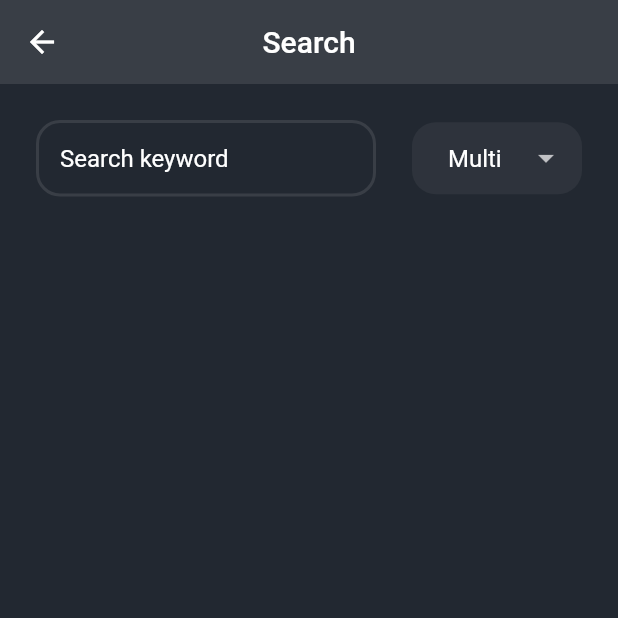
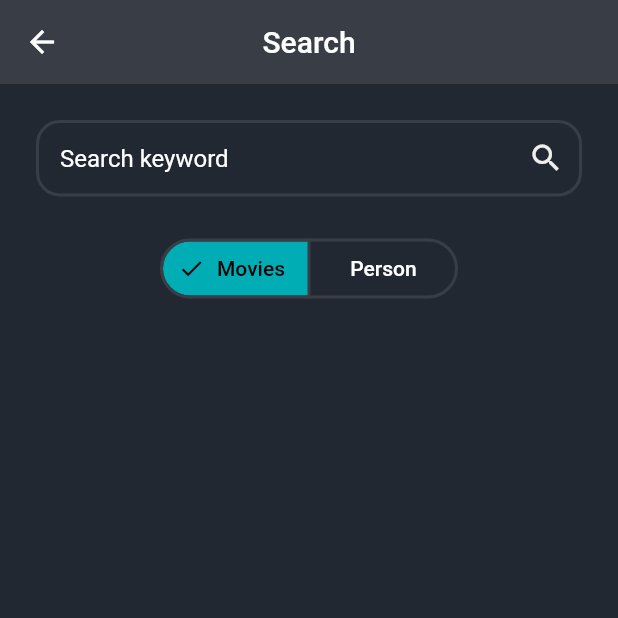
Before and after one commit to YasserMahmoud1/movies_wallet, a Flutter app: the SearchView screen opened directly, on a phone screen of 412 x 824 dp, the top half of it. Run offline on Flutter 3.47's test engine with Material 2 defaults, Android fonts, the phone set to English and light mode, and no system bars; our stand-ins replace bloc, flutter_bloc, youtube_player_iframe; network calls fail.

Commit message:
make some changes to design

```diff
--- a/lib/features/home/presentation/views/search/search_view.dart
+++ b/lib/features/home/presentation/views/search/search_view.dart
@@ -1,6 +1,5 @@
 import 'package:flutter/material.dart';
-
-import '../../../../../manager.dart';
+import 'package:movies_wallet/manager.dart';
 
 class SearchView extends StatelessWidget {
   const SearchView({Key? key}) : super(key: key);
@@ -16,22 +15,58 @@ class SearchView extends StatelessWidget {
         children: [
           Padding(
             padding: EdgeInsets.all(24),
-            child: Row(
-              children: [
-                Expanded(
-                  flex: 2,
-                  child: SearchField(),
-                ),
-                SizedBox(width: 24),
-                Expanded(
-                  flex: 1,
-                  child: DropDown(),
-                )
-              ],
-            ),
-          )
+            child: SearchField(),
+          ),
+          Segment(),
         ],
       ),
+    );
+  }
+}
+
+class Segment extends StatefulWidget {
+  const Segment({
+    super.key,
+  });
+
+  @override
+  State<Segment> createState() => _SegmentState();
+}
+
+class _SegmentState extends State<Segment> {
+  String selectedSegment = "Movies";
+
+  @override
+  Widget build(BuildContext context) {
+    return SegmentedButton(
+      style: ButtonStyle(
+        backgroundColor: MaterialStateProperty.resolveWith<Color>(
+          (Set<MaterialState> states) {
+            if (states.contains(MaterialState.selected)) {
+              return ColorManager.blues;
+            }
+            return Colors.transparent;
+          },
+        ),
+        side: MaterialStateProperty.all(
+            const BorderSide(color: ColorManager.lightBlacks, width: 2)),
+      ),
+      segments: const [
+        ButtonSegment(
+          label: Text("Movies"),
+          value: "Movies",
+        ),
+        ButtonSegment(
+          label: Text("Person"),
+          value: "Person",
+        ),
+      ],
+      selected: {selectedSegment},
+      onSelectionChanged: (value) {
+        setState(() {
+          selectedSegment = value.first;
+        });
+      },
     );
   }
 }
@@ -44,70 +79,16 @@ class SearchField extends StatelessWidget {
   @override
   Widget build(BuildContext context) {
     return TextFormField(
-      decoration: const InputDecoration(
-        border: OutlineInputBorder(
-          borderSide: BorderSide(
-            color: Colors.red,
-          ),
-        ),
+      decoration: InputDecoration(
+        border: const OutlineInputBorder(),
         hintText: "Search keyword",
+        suffixIcon: IconButton(
+            icon: const Icon(
+              Icons.search,
+              color: ColorManager.whites,
+            ),
+            onPressed: () {}),
       ),
     );
   }
 }
-
-class DropDown extends StatefulWidget {
-  const DropDown({
-    super.key,
-  });
-
-  @override
-  State<DropDown> createState() => _DropDownState();
-}
-
-class _DropDownState extends State<DropDown> {
-  String _dropdownValue = "Multi";
-
-  @override
-  Widget build(BuildContext context) {
-    return Container(
-      decoration: BoxDecoration(
-          color: ColorManager.lightBlacks.withOpacity(.5),
-          borderRadius: BorderRadius.circular(16)),
-      child: DropdownButtonHideUnderline(
-        child: ButtonTheme(
-          alignedDropdown: true,
-          child: DropdownButton(
-            borderRadius: BorderRadius.circular(16),
-            padding: const EdgeInsets.symmetric(horizontal: 8.0),
-            dropdownColor: ColorManager.lightBlacks,
-            items: const [
-              DropdownMenuItem(
-                value: "Multi",
-                child: Text("Multi"),
-              ),
-              DropdownMenuItem(
-                value: "Multi1",
-                child: Text("Multi1"),
-              ),
-              DropdownMenuItem(
-                value: "Multi2",
-                child: Text("Multi2"),
-              ),
-              DropdownMenuItem(
-                value: "Multi3",
-                child: Text("Multi3"),
-              ),
-            ],
-            value: _dropdownValue,
-            onChanged: (value) {
-              setState(() {
-                _dropdownValue = value!;
-              });
-            },
-          ),
-        ),
-      ),
-    );
-  }
-}
--- a/lib/main.dart
+++ b/lib/main.dart
@@ -3,9 +3,7 @@ import 'package:flutter_bloc/flutter_bloc.dart';
 
 import 'features/home/presentation/manager/home_manager/home_bloc.dart';
 import 'features/home/presentation/views/home/home_view.dart';
-import 'features/movie_details/movie_details_view.dart';
 import 'features/see_more/presentation/manager/see_more_cubit_cubit.dart';
-import 'features/see_more/presentation/view/see_more_view.dart';
 import 'manager.dart';
 
 void main() {
--- a/lib/manager.dart
+++ b/lib/manager.dart
@@ -32,7 +32,7 @@ class GenreManager {
   };
 
   static int getGenreByName(String name) {
-    return _genres.keys.firstWhere((element) => _genres[element] == name)??0;
+    return _genres.keys.firstWhere((element) => _genres[element] == name);
   }
 
   static String getGenreByID(int? id) {
```
Also changed, not shown: lib/features/home/presentation/views/movies/movies_view.dart (+45 -5 lines), lib/features/home/presentation/views/saved/saved_view.dart (+5 -37 lines), lib/features/home/presentation/views/widget/movie_card_widget.dart (+18 -3 lines), lib/features/home/presentation/views/widget/movie_tile_widget.dart (+17 -11 lines), lib/features/see_more/presentation/view/see_more_view.dart (+39 -6 lines), lib/features/actor_details/actor_details.dart (added).
